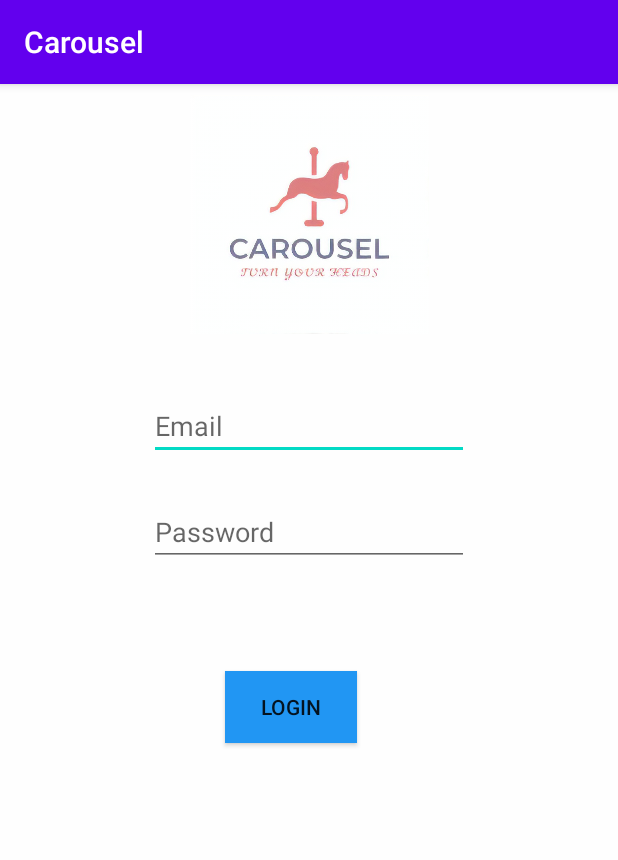
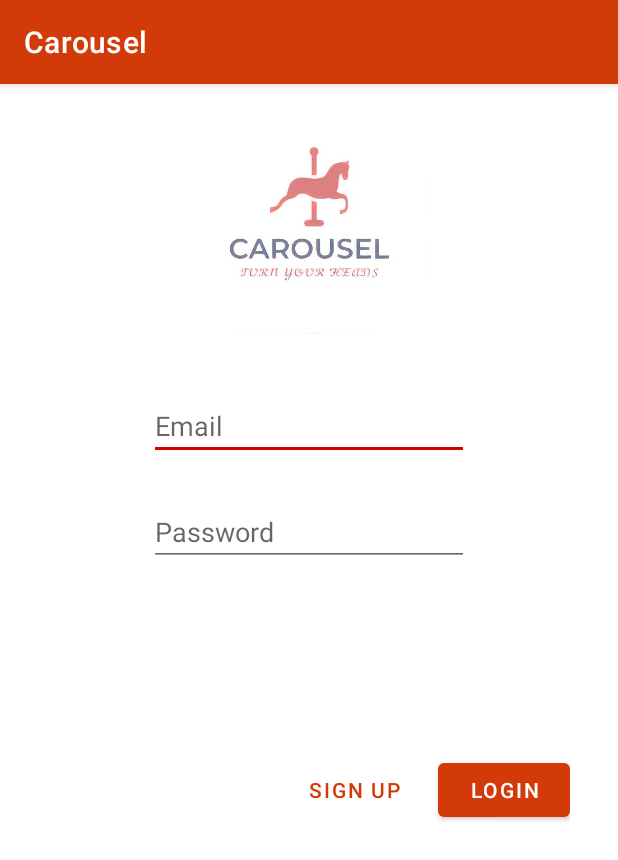
Before and after one commit to bounswe/bounswe2020group8, an Android app: the screen it shows after launch (MainActivity before the commit, LoginActivity after it), on a phone screen of 412 x 824 dp. Shown: the top 860 px of the screen. Run offline under Robolectric (Android 15) with nearby library versions, the phone set to English and light mode, and no system bars.

Commit message:
Refactoring and adding some Material design

```diff
--- a/Android/app/build.gradle
+++ b/Android/app/build.gradle
@@ -35,6 +35,8 @@ dependencies {
     implementation 'com.android.support:design:30.0.0'
     implementation 'de.javagl:obj:0.2.1'
     implementation 'androidx.constraintlayout:constraintlayout:2.0.4'
+    api 'com.google.android.material:material:1.1.0-alpha06'
+    implementation 'com.android.support.constraint:constraint-layout:1.1.3'
     testImplementation 'junit:junit:4.12'
     androidTestImplementation 'androidx.test.ext:junit:1.1.2'
     androidTestImplementation 'androidx.test.espresso:espresso-core:3.3.0'
--- a/Android/app/src/main/AndroidManifest.xml
+++ b/Android/app/src/main/AndroidManifest.xml
@@ -9,8 +9,10 @@
             android:roundIcon="@mipmap/ic_launcher_round"
             android:supportsRtl="true"
             android:theme="@style/AppTheme">
+        <activity android:name=".SignupActivity">
+        </activity>
         <activity
-                android:name=".MainActivity"
+                android:name=".LoginActivity"
                 android:label="@string/app_name">
             <intent-filter>
                 <action android:name="android.intent.action.MAIN"/>
@@ -18,7 +20,7 @@
                 <category android:name="android.intent.category.LAUNCHER"/>
             </intent-filter>
         </activity>
-        <activity android:name=".DashboardActivity"></activity>
+        <activity android:name=".DashboardActivity"/>
     </application>
 
 </manifest>
--- a/Android/app/src/main/java/com/example/carousel/MainActivity.kt
+++ b/Android/app/src/main/java/com/example/carousel/LoginActivity.kt
@@ -7,10 +7,10 @@ import android.widget.EditText
 import android.widget.Toast
 import androidx.appcompat.app.AppCompatActivity
 
-class MainActivity : AppCompatActivity() {
+class LoginActivity : AppCompatActivity() {
     override fun onCreate(savedInstanceState: Bundle?) {
         super.onCreate(savedInstanceState)
-        setContentView(R.layout.activity_main)
+        setContentView(R.layout.activity_login)
     }
     fun login(view: View){
         val email = findViewById<EditText>(R.id.login_email).text.toString()
@@ -23,4 +23,8 @@ class MainActivity : AppCompatActivity() {
             Toast.makeText( this, "Invalid email or password", Toast.LENGTH_SHORT).show()
         }
     }
+    fun signup(view: View) {
+        val intent = Intent(this, SignupActivity::class.java)
+        startActivity(intent)
+    }
 }
--- a/Android/app/src/main/res/layout/activity_main.xml
+++ b/Android/app/src/main/res/layout/activity_login.xml
@@ -5,7 +5,7 @@
         xmlns:app="http://schemas.android.com/apk/res-auto"
         android:layout_width="match_parent"
         android:layout_height="match_parent"
-        tools:context=".MainActivity" android:background="#DFFFFFFF">
+        tools:context=".LoginActivity" android:background="@color/loginPageBackgroundColor">
     <ImageView
             android:layout_width="159dp"
             android:layout_height="173dp" app:srcCompat="@drawable/logo" android:id="@+id/logo"
@@ -37,15 +37,32 @@
             app:layout_constraintHorizontal_bias="0.5" app:layout_constraintEnd_toEndOf="parent"
             android:layout_marginTop="25dp" app:layout_constraintTop_toBottomOf="@+id/login_email"
             android:autofillHints=""/>
-    <Button
-            android:text="@string/login_button"
-            android:layout_width="88dp"
-            android:layout_height="wrap_content" android:id="@+id/login_button"
-            android:background="#2196F3"
-            android:onClick="login" android:layout_marginTop="33dp"
-            app:layout_constraintTop_toBottomOf="@+id/login_password" app:layout_constraintStart_toStartOf="parent"
-            android:layout_marginLeft="150dp" android:layout_marginStart="150dp" android:layout_marginEnd="150dp"
-            android:layout_marginRight="150dp" app:layout_constraintEnd_toEndOf="parent"
-            app:layout_constraintBottom_toBottomOf="parent" android:layout_marginBottom="196dp"
-            app:layout_constraintHorizontal_bias="0.0" app:layout_constraintVertical_bias="0.216"/>
+    <RelativeLayout
+            android:layout_width="match_parent"
+            android:layout_height="wrap_content"
+            android:layout_marginTop="107dp"
+            app:layout_constraintTop_toBottomOf="@+id/login_password" app:layout_constraintEnd_toEndOf="parent"
+            app:layout_constraintStart_toStartOf="parent" app:layout_constraintBottom_toBottomOf="parent"
+            android:layout_marginBottom="256dp" android:layout_marginRight="32dp" android:layout_marginEnd="32dp">
+
+        <com.google.android.material.button.MaterialButton
+                android:id="@+id/login_button"
+                android:layout_width="wrap_content"
+                android:layout_height="wrap_content"
+                android:layout_alignParentEnd="true"
+                android:layout_alignParentRight="true"
+                android:text="@string/login_button" android:onClick="login"/>
+
+        <com.google.android.material.button.MaterialButton
+                android:id="@+id/signup_button"
+                style="@style/Widget.MaterialComponents.Button.TextButton"
+                android:layout_width="wrap_content"
+                android:layout_height="wrap_content"
+                android:layout_marginEnd="12dp"
+                android:layout_marginRight="12dp"
+                android:layout_toStartOf="@id/login_button"
+                android:layout_toLeftOf="@id/login_button"
+                android:text="@string/signup_button" android:onClick="signup"/>
+
+    </RelativeLayout>
 </androidx.constraintlayout.widget.ConstraintLayout>
--- a/Android/app/src/main/res/values/colors.xml
+++ b/Android/app/src/main/res/values/colors.xml
@@ -1,6 +1,8 @@
 <?xml version="1.0" encoding="utf-8"?>
 <resources>
-    <color name="colorPrimary">#6200EE</color>
-    <color name="colorPrimaryDark">#3700B3</color>
-    <color name="colorAccent">#03DAC5</color>
+    <color name="colorPrimary">#D33A09</color>
+    <color name="colorPrimaryDark">#D50000</color>
+    <color name="colorAccent">#FF6D00</color>
+    <color name="loginPageBackgroundColor">#DFFFFFFF</color>
+    <color name="signupPageBackgroundColor">#DFFFFFFF</color>
 </resources>
--- a/Android/app/src/main/res/values/strings.xml
+++ b/Android/app/src/main/res/values/strings.xml
@@ -3,6 +3,8 @@
     <string name="login_email">Email</string>
     <string name="login_password">Password</string>
     <string name="login_button">Login</string>
+    <string name="signup_button">Sign Up</string>
+    <string name="signup_header">Sign Up Page</string>
 
 
     <!-- Settings Activity Title -->
```
Also changed, not shown: Android/app/src/main/java/com/example/carousel/SignupActivity.kt (added, +11 -0 lines), Android/app/src/main/res/animator/login_button_state_list_anim.xml (added, +93 -0 lines), Android/app/src/main/res/layout/activity_signup.xml (added, +20 -0 lines), Android/app/src/main/res/values/styles.xml (+27 -4 lines).
